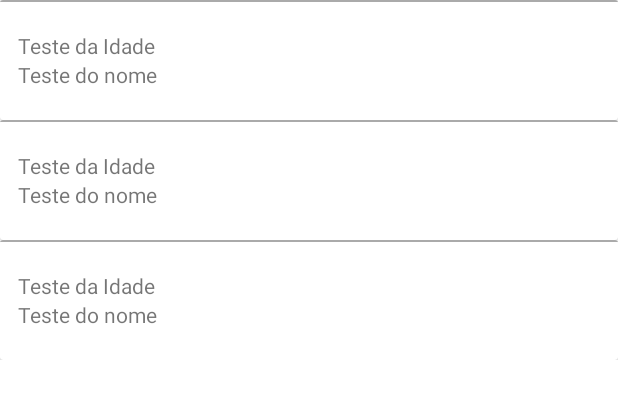
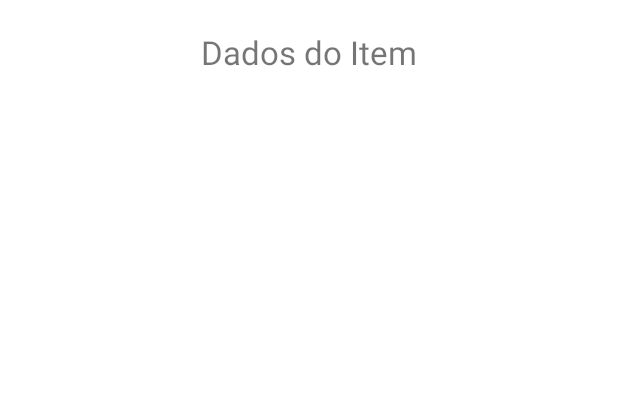
Before and after one commit to GuilhermePalma/RecycleView, an Android app: the layout activity_window_results.xml on its own in the app's theme, with its tools: preview values and no code run, on a phone screen of 412 x 824 dp. Shown: the top 399 px of the screen. Run offline under Robolectric (Android 15) with nearby library versions, the phone set to English and light mode, and no system bars.

Commit message:
Atualização no Layout

```diff
--- a/app/src/main/AndroidManifest.xml
+++ b/app/src/main/AndroidManifest.xml
@@ -9,7 +9,7 @@
         android:roundIcon="@mipmap/ic_launcher_round"
         android:supportsRtl="true"
         android:theme="@style/Theme.RecyclerView">
-        <activity android:name=".WindowResults"></activity>
+        <activity android:name=".WindowResults"/>
         <activity android:name=".MainActivity">
             <intent-filter>
                 <action android:name="android.intent.action.MAIN" />
--- a/app/src/main/res/layout/activity_window_results.xml
+++ b/app/src/main/res/layout/activity_window_results.xml
@@ -6,9 +6,14 @@
     android:layout_height="match_parent"
     tools:context=".WindowResults">
 
-    <androidx.recyclerview.widget.RecyclerView
-        android:id="@+id/recycle_view2"
-        android:layout_width="match_parent"
-        android:layout_height="match_parent"
-        tools:listitem="@layout/texts" />
+    <TextView
+        android:id="@+id/textView2"
+        android:layout_width="wrap_content"
+        android:layout_height="wrap_content"
+        android:layout_marginTop="20dp"
+        android:text="@string/title_result"
+        android:textSize="22sp"
+        app:layout_constraintEnd_toEndOf="parent"
+        app:layout_constraintStart_toStartOf="parent"
+        app:layout_constraintTop_toTopOf="parent" />
 </androidx.constraintlayout.widget.ConstraintLayout>
--- a/app/src/main/res/layout/texts.xml
+++ /dev/null
@@ -1,63 +0,0 @@
-<?xml version="1.0" encoding="utf-8"?>
-<androidx.constraintlayout.widget.ConstraintLayout xmlns:android="http://schemas.android.com/apk/res/android"
-    xmlns:app="http://schemas.android.com/apk/res-auto"
-    xmlns:tools="http://schemas.android.com/tools"
-    android:id="@+id/texts"
-    android:layout_width="match_parent"
-    android:layout_height="80dp"
-    android:orientation="vertical">
-
-    <LinearLayout
-        android:id="@+id/linear_itenslistas_background"
-        android:layout_width="0dp"
-        android:layout_height="0dp"
-        android:orientation="vertical"
-        app:layout_constraintBottom_toBottomOf="parent"
-        app:layout_constraintEnd_toEndOf="parent"
-        app:layout_constraintStart_toStartOf="parent"
-        app:layout_constraintTop_toTopOf="parent">
-
-        <androidx.cardview.widget.CardView
-            android:layout_width="match_parent"
-            android:layout_height="match_parent">
-
-            <LinearLayout
-                android:layout_width="match_parent"
-                android:layout_height="match_parent"
-                android:layout_weight="6"
-                android:gravity="center_vertical"
-                android:orientation="vertical"
-                android:paddingLeft="12sp">
-
-                <TextView
-                    android:id="@+id/txt_idade"
-                    android:layout_width="wrap_content"
-                    android:layout_height="wrap_content"
-                    android:text="Teste da Idade" />
-
-                <TextView
-                    android:id="@+id/txt_nome"
-                    android:layout_width="wrap_content"
-                    android:layout_height="wrap_content"
-                    android:text="Teste do nome"
-                    android:textSize="14sp" />
-            </LinearLayout>
-
-            <LinearLayout
-                android:layout_width="match_parent"
-                android:layout_height="wrap_content"
-                android:gravity="bottom">
-
-                <View
-                    android:layout_width="match_parent"
-                    android:layout_height="1dp"
-                    android:background="@android:color/darker_gray" />
-
-            </LinearLayout>
-
-        </androidx.cardview.widget.CardView>
-
-    </LinearLayout>
-
-
-</androidx.constraintlayout.widget.ConstraintLayout>
--- a/app/src/main/res/values/strings.xml
+++ b/app/src/main/res/values/strings.xml
@@ -1,4 +1,7 @@
 <resources>
     <string name="app_name">RecyclerView</string>
     <string name="desctiption_floatbtn">Adicinar mais 1 Texto</string>
+
+    <string name="title_main">Recycler View</string>
+    <string name="title_result">Dados do Item</string>
 </resources>
--- a/gradle.properties
+++ b/gradle.properties
@@ -17,3 +17,4 @@ org.gradle.jvmargs=-Xmx2048m -Dfile.encoding=UTF-8
 android.useAndroidX=true
 # Automatically convert third-party libraries to use AndroidX
 android.enableJetifier=true
+android.overridePathCheck=true
```
Also changed, not shown: app/src/main/res/layout/activity_main.xml (+24 -40 lines), app/src/main/res/layout/design_recycler_view.xml (added, +83 -0 lines).
